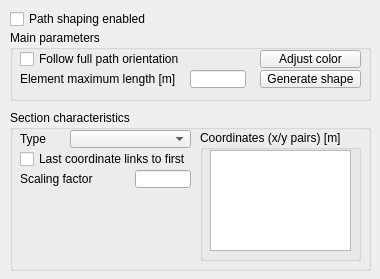
The window that ui/qdlgpathshaping.ui (CoppeliaRobotics/coppeliaSimLib) describes before a commit, drawn with Qt 5.
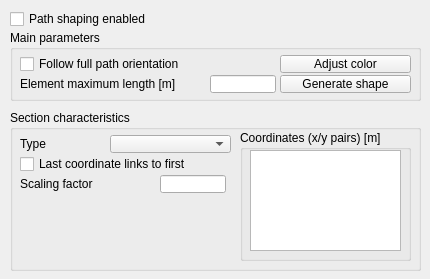
The same window after the commit.

The edit to the form file:
```diff
--- a/ui/qdlgpathshaping.ui
+++ b/ui/qdlgpathshaping.ui
@@ -6,7 +6,7 @@
    <rect>
     <x>0</x>
     <y>0</y>
-    <width>380</width>
+    <width>430</width>
     <height>279</height>
    </rect>
   </property>
@@ -21,7 +21,7 @@
     <rect>
      <x>10</x>
      <y>30</y>
-     <width>361</width>
+     <width>411</width>
      <height>71</height>
     </rect>
    </property>
@@ -35,7 +35,7 @@
     <property name="geometry">
      <rect>
       <x>10</x>
-      <y>20</y>
+      <y>25</y>
       <width>221</width>
       <height>18</height>
      </rect>
@@ -51,8 +51,8 @@
     <property name="geometry">
      <rect>
       <x>10</x>
-      <y>40</y>
-      <width>171</width>
+      <y>45</y>
+      <width>191</width>
       <height>18</height>
      </rect>
     </property>
@@ -63,9 +63,9 @@
    <widget class="QLineEdit" name="qqMaxLength">
     <property name="geometry">
      <rect>
-      <x>180</x>
-      <y>40</y>
-      <width>56</width>
+      <x>200</x>
+      <y>45</y>
+      <width>66</width>
       <height>18</height>
      </rect>
     </property>
@@ -73,9 +73,9 @@
    <widget class="QToolButton" name="qqAdjustColor">
     <property name="geometry">
      <rect>
-      <x>250</x>
-      <y>20</y>
-      <width>101</width>
+      <x>270</x>
+      <y>25</y>
+      <width>131</width>
       <height>18</height>
      </rect>
     </property>
@@ -89,9 +89,9 @@
    <widget class="QToolButton" name="qqGenerateShape">
     <property name="geometry">
      <rect>
-      <x>250</x>
-      <y>40</y>
-      <width>101</width>
+      <x>270</x>
+      <y>45</y>
+      <width>131</width>
       <height>18</height>
      </rect>
     </property>
@@ -108,7 +108,7 @@
     <rect>
      <x>10</x>
      <y>110</y>
-     <width>361</width>
+     <width>411</width>
      <height>161</height>
     </rect>
    </property>
@@ -122,8 +122,8 @@
     <property name="geometry">
      <rect>
       <x>10</x>
-      <y>20</y>
-      <width>51</width>
+      <y>25</y>
+      <width>81</width>
       <height>18</height>
      </rect>
     </property>
@@ -134,8 +134,8 @@
    <widget class="QComboBox" name="qqTypeCombo">
     <property name="geometry">
      <rect>
-      <x>60</x>
-      <y>20</y>
+      <x>100</x>
+      <y>25</y>
       <width>121</width>
       <height>18</height>
      </rect>
@@ -144,9 +144,9 @@
    <widget class="QGroupBox" name="groupBox_3">
     <property name="geometry">
      <rect>
-      <x>190</x>
+      <x>230</x>
       <y>20</y>
-      <width>161</width>
+      <width>171</width>
       <height>131</height>
      </rect>
     </property>
@@ -161,7 +161,7 @@
       <rect>
        <x>10</x>
        <y>20</y>
-       <width>141</width>
+       <width>151</width>
        <height>101</height>
       </rect>
      </property>
@@ -171,8 +171,8 @@
     <property name="geometry">
      <rect>
       <x>10</x>
-      <y>40</y>
-      <width>191</width>
+      <y>45</y>
+      <width>211</width>
       <height>18</height>
      </rect>
     </property>
@@ -186,9 +186,9 @@
    <widget class="QLineEdit" name="qqScalingFactor">
     <property name="geometry">
      <rect>
-      <x>125</x>
-      <y>60</y>
-      <width>56</width>
+      <x>150</x>
+      <y>65</y>
+      <width>66</width>
       <height>18</height>
      </rect>
     </property>
@@ -200,8 +200,8 @@
     <property name="geometry">
      <rect>
       <x>10</x>
-      <y>60</y>
-      <width>111</width>
+      <y>65</y>
+      <width>131</width>
       <height>18</height>
      </rect>
     </property>
@@ -215,7 +215,7 @@
     <rect>
      <x>10</x>
      <y>10</y>
-     <width>171</width>
+     <width>241</width>
      <height>18</height>
     </rect>
    </property>
```
